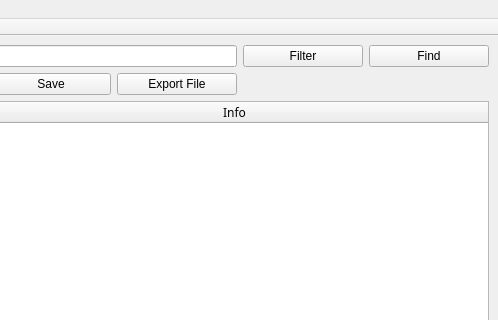
First picture: the form in UIforsniffer.ui, repository Sparknack/sniffer, before the edit; both pictures show x 804 to 1302 and y 0 to 320 of the 1302 by 891 pixel window.
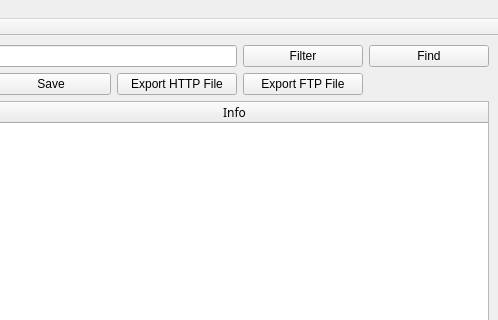
Second picture: the form after the edit.

Diff of the .ui file:
```diff
--- a/UIforsniffer.ui
+++ b/UIforsniffer.ui
@@ -87,7 +87,7 @@
     <item row="1" column="8">
      <widget class="QPushButton" name="pushButton_export">
       <property name="text">
-       <string>Export File</string>
+       <string>Export HTTP File</string>
       </property>
      </widget>
     </item>
@@ -198,6 +198,13 @@
       </property>
      </widget>
     </item>
+    <item row="1" column="9">
+     <widget class="QPushButton" name="pushButton_export_ftp">
+      <property name="text">
+       <string>Export FTP File</string>
+      </property>
+     </widget>
+    </item>
    </layout>
   </widget>
   <widget class="QMenuBar" name="menubar">
```
Left out of the diff: 2 changed lines with no effect on the pictures.
